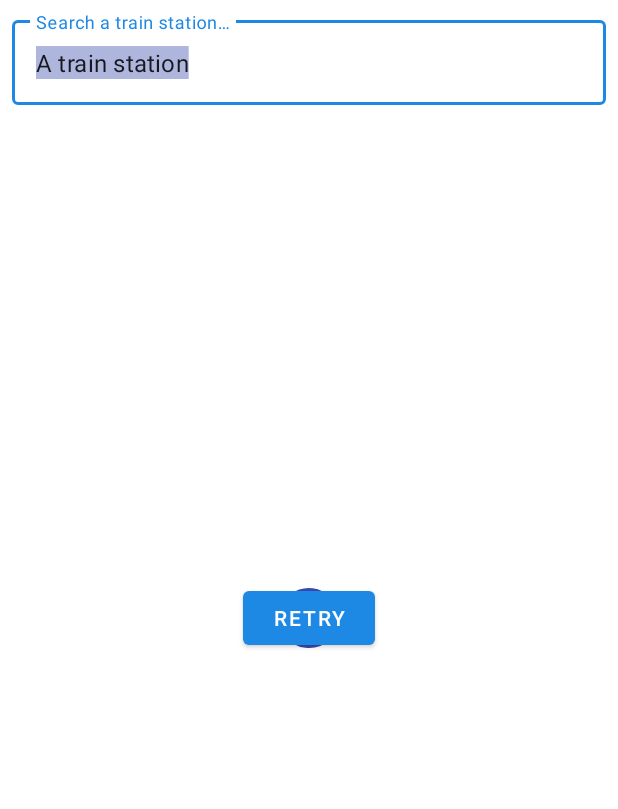
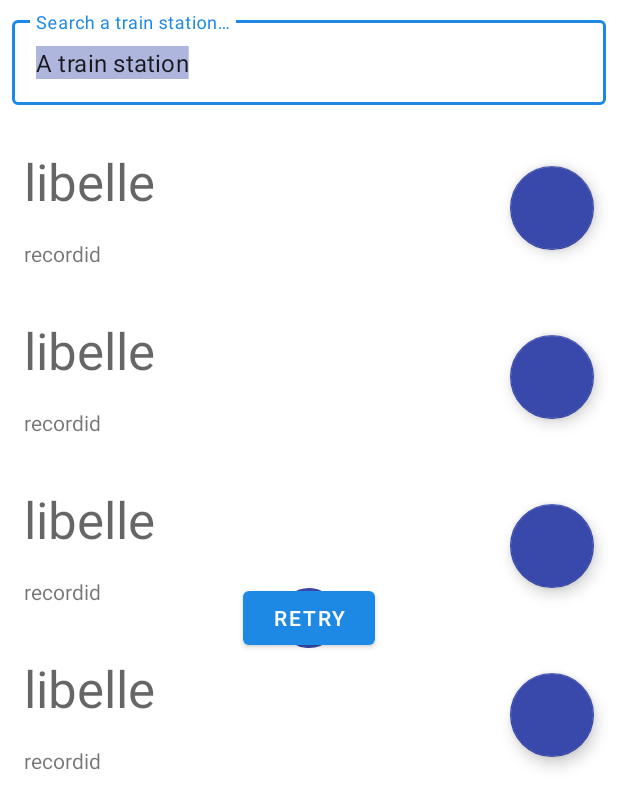
Before and after one commit to JulieGibbs/train-station, an Android app: the layout fragment_station_list.xml on its own in the app's theme, with its tools: preview values and no code run, on a phone screen of 412 x 824 dp. Shown: the top 809 px of the screen. Run offline under Robolectric (Android 15) with nearby library versions, the phone set to English and light mode, and no system bars.

Commit message:
[renovate] daily updates

```diff
--- a/train-station-app/app/src/main/java/com/example/trainstationapp/presentation/ui/fragments/StationListFragment.kt
+++ b/train-station-app/app/src/main/java/com/example/trainstationapp/presentation/ui/fragments/StationListFragment.kt
@@ -238,7 +238,7 @@ class StationListFragment : Fragment() {
     }
 
     override fun onDestroyView() {
+        _binding = null
         super.onDestroyView()
-        _binding = null
     }
 }
--- a/train-station-app/app/src/main/res/layout/fragment_station_list.xml
+++ b/train-station-app/app/src/main/res/layout/fragment_station_list.xml
@@ -47,7 +47,9 @@
             app:layout_constraintBottom_toBottomOf="parent"
             app:layout_constraintEnd_toEndOf="parent"
             app:layout_constraintStart_toStartOf="parent"
-            app:layout_constraintTop_toBottomOf="@+id/input_layout" />
+            app:layout_constraintTop_toBottomOf="@+id/input_layout"
+            tools:itemCount="4"
+            tools:listitem="@layout/station_item" />
 
         <ProgressBar
             android:id="@+id/progress_bar"
```
Also changed, not shown: 1 other file.
